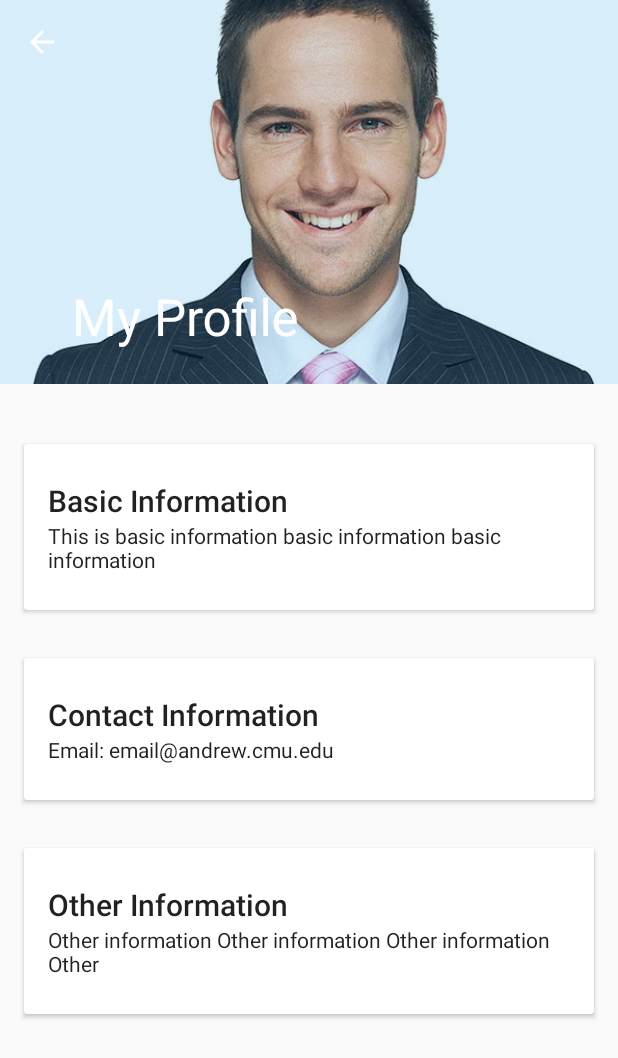
After one commit to jspdev-team45/wanted, an Android app: the MyProfileActivity screen opened directly, with no data from a screen before it, on a phone screen of 412 x 824 dp. The commit adds this screen. Shown: the top 1058 px of the screen. Run offline under Robolectric (Android 15) with nearby library versions, the phone set to English and light mode, and no system bars.

Commit message:
add avatar

```diff
--- /dev/null
+++ b/app/src/main/java/com/wanted/ui/MyProfileActivity.java
@@ -0,0 +1,57 @@
+package com.wanted.ui;
+
+import android.support.design.widget.CollapsingToolbarLayout;
+import android.support.v7.app.AppCompatActivity;
+import android.os.Bundle;
+import android.support.v7.widget.Toolbar;
+import android.view.MenuItem;
+import android.widget.ImageView;
+
+import com.bumptech.glide.Glide;
+import com.wanted.R;
+
+public class MyProfileActivity extends AppCompatActivity {
+
+    private CollapsingToolbarLayout collapsingToolbar;
+    private Toolbar toolbar;
+    private ImageView imageView;
+
+    @Override
+    protected void onCreate(Bundle savedInstanceState) {
+        super.onCreate(savedInstanceState);
+        setContentView(R.layout.activity_my_profile);
+
+        findViews();
+        initViews();
+    }
+
+    private void findViews() {
+        toolbar = (Toolbar) findViewById(R.id.profile_toolbar);
+        collapsingToolbar = (CollapsingToolbarLayout) findViewById(R.id.profile_collapsing_toolbar);
+        imageView = (ImageView) findViewById(R.id.profile_backdrop);
+    }
+
+    private void initViews() {
+        setSupportActionBar(toolbar);
+        getSupportActionBar().setDisplayHomeAsUpEnabled(true);
+
+        collapsingToolbar.setTitle("My Profile");
+
+        loadBackdrop();
+    }
+
+    private void loadBackdrop() {
+        Glide.with(this).load(R.drawable.avatar).centerCrop().into(imageView);
+    }
+
+    @Override
+    public boolean onOptionsItemSelected(MenuItem item) {
+        switch (item.getItemId()) {
+            // Respond to the action bar's Up/Home button
+            case android.R.id.home:
+                finish();
+                return true;
+        }
+        return super.onOptionsItemSelected(item);
+    }
+}
--- /dev/null
+++ b/app/src/main/res/layout/activity_my_profile.xml
@@ -0,0 +1,151 @@
+<?xml version="1.0" encoding="utf-8"?>
+<android.support.design.widget.CoordinatorLayout
+    android:id="@+id/main_content"
+    xmlns:android="http://schemas.android.com/apk/res/android"
+    xmlns:app="http://schemas.android.com/apk/res-auto"
+    android:layout_width="match_parent"
+    android:layout_height="match_parent"
+    android:fitsSystemWindows="true">
+
+    <android.support.design.widget.AppBarLayout
+        android:id="@+id/profile_appbar"
+        android:layout_width="match_parent"
+        android:layout_height="@dimen/detail_backdrop_height"
+        android:fitsSystemWindows="true"
+        android:theme="@style/ThemeOverlay.AppCompat.Dark.ActionBar">
+
+        <android.support.design.widget.CollapsingToolbarLayout
+            android:id="@+id/profile_collapsing_toolbar"
+            android:layout_width="match_parent"
+            android:layout_height="match_parent"
+            android:fitsSystemWindows="true"
+            app:contentScrim="?attr/colorPrimary"
+            app:expandedTitleMarginEnd="64dp"
+            app:expandedTitleMarginStart="48dp"
+            app:layout_scrollFlags="scroll|exitUntilCollapsed">
+
+            <ImageView
+                android:id="@+id/profile_backdrop"
+                android:layout_width="match_parent"
+                android:layout_height="match_parent"
+                android:fitsSystemWindows="true"
+                android:scaleType="centerCrop"
+                android:alpha="0.85"
+                app:layout_collapseMode="parallax"/>
+
+            <android.support.v7.widget.Toolbar
+                android:id="@+id/profile_toolbar"
+                android:layout_width="match_parent"
+                android:layout_height="?attr/actionBarSize"
+                app:layout_collapseMode="pin"
+                app:popupTheme="@style/ThemeOverlay.AppCompat.Light"/>
+
+        </android.support.design.widget.CollapsingToolbarLayout>
+
+    </android.support.design.widget.AppBarLayout>
+
+    <android.support.v4.widget.NestedScrollView
+        android:layout_width="match_parent"
+        android:layout_height="match_parent"
+        app:layout_behavior="@string/appbar_scrolling_view_behavior">
+
+        <LinearLayout
+            android:layout_width="match_parent"
+            android:layout_height="match_parent"
+            android:orientation="vertical"
+            android:paddingTop="24dp">
+
+            <android.support.v7.widget.CardView
+                android:id="@+id/profile_basic_info_card"
+                cardCornerRadius="20dp"
+                cardElevation="20dp"
+                cardUseCompatPadding="true"
+                android:layout_width="match_parent"
+                android:layout_height="wrap_content"
+                android:layout_margin="@dimen/card_margin">
+
+                <LinearLayout
+                    style="@style/Widget.CardContent"
+                    android:layout_width="match_parent"
+                    android:layout_height="wrap_content">
+
+                    <TextView
+                        android:layout_width="match_parent"
+                        android:layout_height="wrap_content"
+                        android:text="@string/basic_info_title"
+                        android:textAppearance="@style/TextAppearance.AppCompat.Title"/>
+
+                    <TextView
+                        style="@style/TextAppearance.AppCompat.Body1"
+                        android:layout_width="match_parent"
+                        android:layout_height="wrap_content"
+                        android:text="@string/basic_info_detail"/>
+
+                </LinearLayout>
+
+            </android.support.v7.widget.CardView>
+
+            <android.support.v7.widget.CardView
+                android:id="@+id/profile_contact_info_card"
+                cardCornerRadius="20dp"
+                cardElevation="20dp"
+                cardUseCompatPadding="true"
+                android:layout_width="match_parent"
+                android:layout_height="wrap_content"
+                android:layout_margin="@dimen/card_margin">
+
+                <LinearLayout
+                    style="@style/Widget.CardContent"
+                    android:layout_width="match_parent"
+                    android:layout_height="wrap_content">
+
+                    <TextView
+                        android:layout_width="match_parent"
+                        android:layout_height="wrap_content"
+                        android:text="@string/contact_info_title"
+                        android:textAppearance="@style/TextAppearance.AppCompat.Title"/>
+
+                    <TextView
+                        style="@style/TextAppearance.AppCompat.Body1"
+                        android:layout_width="match_parent"
+                        android:layout_height="wrap_content"
+                        android:text="@string/contact_info_detail"/>
+
+                </LinearLayout>
+
+            </android.support.v7.widget.CardView>
+
+            <android.support.v7.widget.CardView
+                android:id="@+id/profile_other_info_card"
+                cardCornerRadius="20dp"
+                cardElevation="20dp"
+                cardUseCompatPadding="true"
+                android:layout_width="match_parent"
+                android:layout_height="wrap_content"
+                android:layout_margin="@dimen/card_margin">
+
+                <LinearLayout
+                    style="@style/Widget.CardContent"
+                    android:layout_width="match_parent"
+                    android:layout_height="wrap_content">
+
+                    <TextView
+                        android:layout_width="match_parent"
+                        android:layout_height="wrap_content"
+                        android:text="@string/other_info_title"
+                        android:textAppearance="@style/TextAppearance.AppCompat.Title"/>
+
+                    <TextView
+                        style="@style/TextAppearance.AppCompat.Body1"
+                        android:layout_width="match_parent"
+                        android:layout_height="wrap_content"
+                        android:text="@string/other_info_detail"/>
+
+                </LinearLayout>
+
+            </android.support.v7.widget.CardView>
+        </LinearLayout>
+
+    </android.support.v4.widget.NestedScrollView>
+
+</android.support.design.widget.CoordinatorLayout>
--- a/app/src/main/res/layout/app_bar_main.xml
+++ b/app/src/main/res/layout/app_bar_main.xml
@@ -13,7 +13,7 @@
         android:theme="@style/AppTheme.AppBarOverlay">
 
         <android.support.v7.widget.Toolbar
-            android:id="@+id/toolbar"
+            android:id="@+id/people_detail_toolbar"
             android:layout_width="match_parent"
             android:layout_height="?attr/actionBarSize"
             android:background="?attr/colorPrimary"
--- a/app/src/main/res/layout/nav_header_main.xml
+++ b/app/src/main/res/layout/nav_header_main.xml
@@ -12,7 +12,7 @@
     android:theme="@style/ThemeOverlay.AppCompat.Dark">
 
     <ImageView
-        android:id="@+id/imageView"
+        android:id="@+id/avatarImageView"
         android:layout_width="wrap_content"
         android:layout_height="wrap_content"
         android:paddingTop="@dimen/nav_header_vertical_spacing"
--- a/app/src/main/res/values/strings.xml
+++ b/app/src/main/res/values/strings.xml
@@ -33,11 +33,11 @@
 
     <!--Detail Page-->
     <string name="basic_info_title">Basic Information</string>
-    <string name="basic_info_detail">Carnegie Mellon University</string>
+    <string name="basic_info_detail">This is basic information basic information basic information</string>
     <string name="contact_info_title">Contact Information</string>
-    <string name="contact_info_detail">Email: john@andrew.cmu.edu</string>
+    <string name="contact_info_detail">Email: email@andrew.cmu.edu</string>
     <string name="other_info_title">Other Information</string>
-    <string name="other_info_detail">I am from Canada I am from Canada I am from Canada.</string>
+    <string name="other_info_detail">Other information Other information Other information Other</string>
 
     <!--Login Page-->
     <string name="title_activity_login">Sign in</string>
@@ -55,4 +55,7 @@
 
     <!--Favorite Page-->
     <string name="title_activity_favorite">Favorite Jobs</string>
+
+    <!--Profile Page-->
+    <string name="title_activity_profile">My profile</string>
 </resources>
```
Also changed, not shown: app/src/main/AndroidManifest.xml (+9 -1 lines), app/src/main/java/com/wanted/ui/FavoriteActivity.java (+18 -0 lines), app/src/main/java/com/wanted/ui/JobDetailActivity.java (added, +57 -0 lines), app/src/main/java/com/wanted/ui/JobFragment.java (+16 -0 lines), app/src/main/java/com/wanted/ui/MainActivity.java (+40 -5 lines), app/src/main/java/com/wanted/ui/PeopleDetailActivity.java (+4 -4 lines), app/src/main/res/layout/activity_job_detail.xml (added, +151 -0 lines), app/src/main/res/layout/activity_people_detail.xml (renamed from app/src/main/res/layout/activity_detail.xml, +7 -7 lines), app/src/main/res/drawable/avatar.jpg (added).
